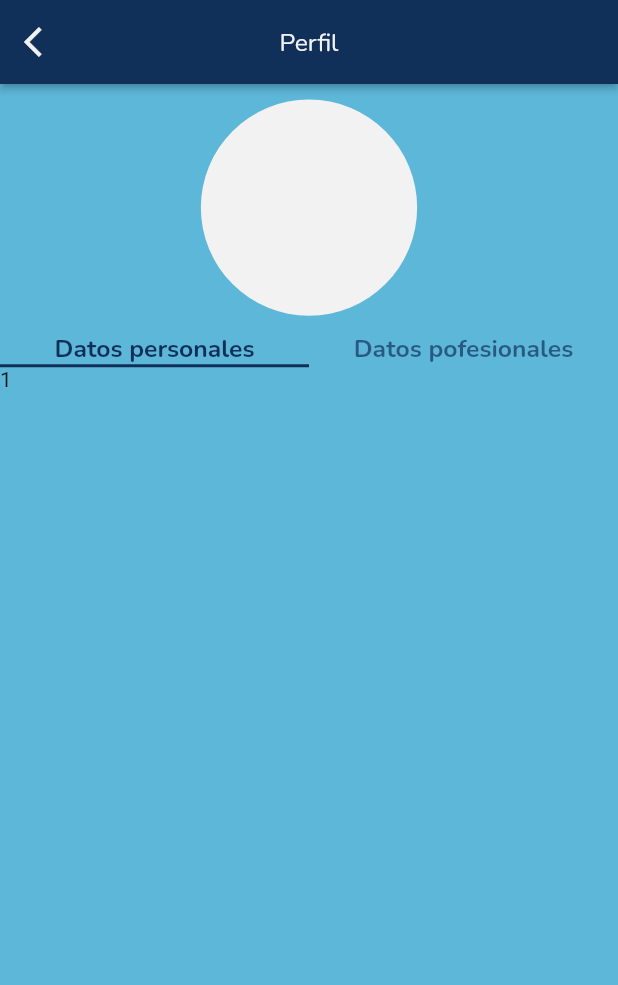
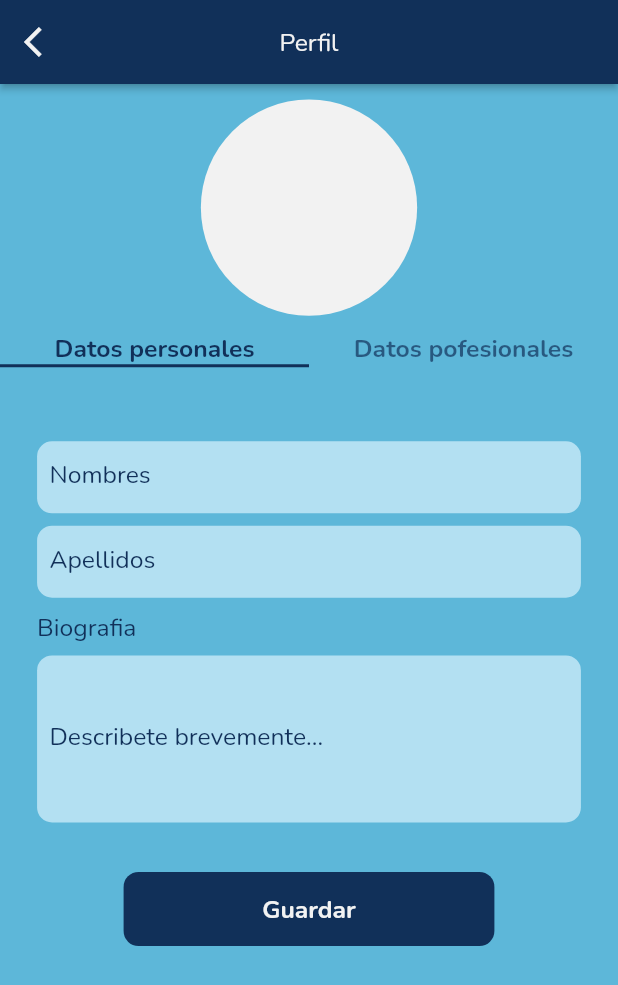
Before and after one commit to Ar1123/domo, a Flutter app: the screen it shows after launch, on a phone screen of 412 x 824 dp. Shown: the top 985 px of the screen. Run offline on Flutter 3.47's test engine with Material 2 defaults, Android fonts, the phone set to English and light mode, and no system bars; our stand-ins replace google_fonts, pin_code_fields.

Commit message:
personal data page

```diff
--- a/lib/src/presentation/pages/home/profile/profile_page.dart
+++ b/lib/src/presentation/pages/home/profile/profile_page.dart
@@ -1,5 +1,6 @@
 import 'package:domo/src/config/style/style.dart';
 import 'package:domo/src/core/constant/words.dart';
+import 'package:domo/src/presentation/pages/home/profile/tabs_profile/persona_data.dart';
 import 'package:domo/src/presentation/widgets/widgets.dart';
 import 'package:flutter/material.dart';
 
@@ -64,7 +65,7 @@ class ProfilePage extends StatelessWidget {
           ),
           body: TabBarView(
             children: [
-              Text('1'),
+              PersonalData(),
               Text('2'),
             ],
           ),
--- a/lib/src/presentation/pages/home/profile/tabs_profile/persona_data.dart
+++ b/lib/src/presentation/pages/home/profile/tabs_profile/persona_data.dart
@@ -0,0 +1,102 @@
+import 'package:domo/src/config/style/style.dart';
+import 'package:domo/src/presentation/widgets/widgets.dart';
+import 'package:flutter/material.dart';
+
+class PersonalData extends StatefulWidget {
+  PersonalData({Key? key}) : super(key: key);
+
+  @override
+  _PersonalDataState createState() => _PersonalDataState();
+}
+
+class _PersonalDataState extends State<PersonalData> {
+  final TextEditingController _nameController = TextEditingController();
+
+  final TextEditingController _lastNameController = TextEditingController();
+
+  final TextEditingController _biographyController = TextEditingController();
+
+  @override
+  void dispose() {
+    _nameController.dispose();
+    _lastNameController.dispose();
+    _biographyController.dispose();
+    super.dispose();
+  }
+
+  @override
+  Widget build(BuildContext context) {
+    final size = MediaQuery.of(context).size;
+    return Scaffold(
+      backgroundColor: backGroundColor,
+      body: SingleChildScrollView(
+        child: Column(
+          children: [
+            Container(
+              margin: EdgeInsets.only(
+                top: size.height * .06,
+                left: size.width * .06,
+                right: size.width * .06,
+              ),
+              child: InputWidget(
+                labeltext: 'Nombres',
+                onchanged: (e) {},
+                textEditingController: _nameController,
+              ),
+            ),
+            Container(
+              margin: EdgeInsets.only(
+                top: size.height * .01,
+                left: size.width * .06,
+                right: size.width * .06,
+              ),
+              child: InputWidget(
+                labeltext: 'Apellidos',
+                onchanged: (e) {},
+                textEditingController: _lastNameController,
+              ),
+            ),
+            Container(
+              alignment: Alignment.centerLeft,
+              margin: EdgeInsets.only(
+                top: size.height * .01,
+                left: size.width * .06,
+                right: size.width * .06,
+              ),
+              child: Text(
+                'Biografia',
+                style: textStyle(
+                    color: colorText,
+                    size: size.height * .02,
+                    fontWeight: FontWeight.normal),
+              ),
+            ),
+            Container(
+              margin: EdgeInsets.only(
+                top: size.height * .01,
+                left: size.width * .06,
+                right: size.width * .06,
+              ),
+              child: InputWidget(
+                labeltext: 'Describete brevemente...',
+                onchanged: (e) {},
+                lines: 5,
+                textEditingController: _biographyController,
+              ),
+            ),
+            SizedBox(
+              height: size.height * .04,
+            ),
+            ButtonWidget(
+              action: () {},
+              backGroundColor: colorText,
+              borderColor: colorText,
+              text: 'Guardar',
+              textColor: whiteColor,
+            )
+          ],
+        ),
+      ),
+    );
+  }
+}
--- a/lib/src/presentation/pages/home/profile/tabs_profile/professiona_data.dart
+++ b/lib/src/presentation/pages/home/profile/tabs_profile/professiona_data.dart
@@ -0,0 +1,10 @@
+import 'package:flutter/material.dart';
+
+class ProfessionalData extends StatelessWidget {
+  const ProfessionalData({Key? key}) : super(key: key);
+
+  @override
+  Widget build(BuildContext context) {
+    return Scaffold();
+  }
+}
--- a/lib/src/presentation/widgets/input_widget.dart
+++ b/lib/src/presentation/widgets/input_widget.dart
@@ -30,13 +30,14 @@ class InputWidget extends StatelessWidget {
       onChanged: onchanged,
       keyboardType: textInputType,
       inputFormatters: textInputFormatter,
-      maxLines: 1,
+      maxLines: lines,
       decoration: InputDecoration(
         contentPadding: EdgeInsets.only(left: size.width * .02),
         labelText: '$labeltext',
         labelStyle: textStyle(
           color: colorText,
           size: size.height * .02,
+          fontWeight: FontWeight.normal,
         ),
         border: InputBorder.none,
         focusedBorder: InputBorder.none,
```
